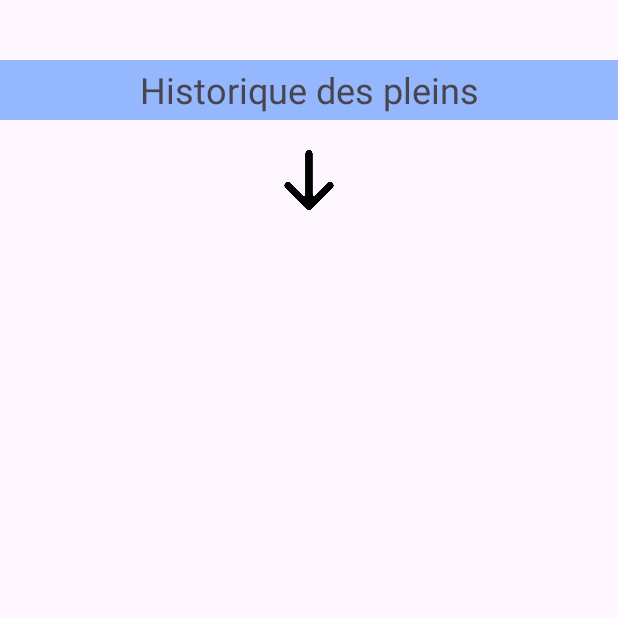
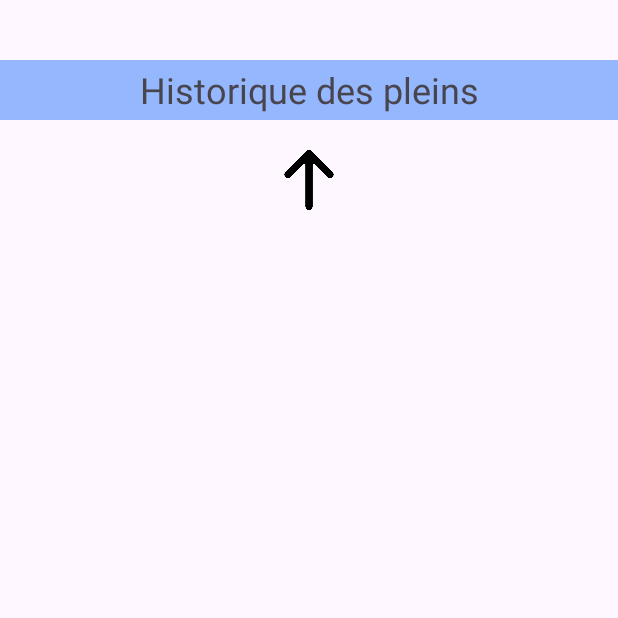
Before and after one commit to Bisouke/appli2, an Android app: the ActivityHistorique2 screen opened directly, with no data from a screen before it, after a tap on an icon or button, on a phone screen of 412 x 824 dp, the top half of it. Run offline under Robolectric (Android 15) with nearby library versions, the light colour scheme and no system bars.

Commit message:
correction flèche de tri historique des pleins

```diff
--- a/app/src/main/java/com/example/appli2/ActivityHistorique2.java
+++ b/app/src/main/java/com/example/appli2/ActivityHistorique2.java
@@ -106,11 +106,11 @@ public class ActivityHistorique2 extends AppCompatActivity {
                 // change background ressrouce
                 if (isSelected)
                 {
-                    toggleButton_tri.setBackgroundResource(R.drawable.up_arrow);
+                    toggleButton_tri.setBackgroundResource(R.drawable.down_arrow);
                 }
                 else
                 {
-                    toggleButton_tri.setBackgroundResource(R.drawable.down_arrow);
+                    toggleButton_tri.setBackgroundResource(R.drawable.up_arrow);
                 }
 
                 // reverse button state for next click
@@ -213,11 +213,11 @@ public class ActivityHistorique2 extends AppCompatActivity {
 
         if (toggleButton_tri.isSelected())
         {
-            gasDataList = gasdataCollec.getAllGasData(GasDataCollection.EARLIEST_TOP);
+            gasDataList = gasdataCollec.getAllGasData(GasDataCollection.OLDEST_TOP);
         }
         else
         {
-            gasDataList = gasdataCollec.getAllGasData(GasDataCollection.OLDEST_TOP);
+            gasDataList = gasdataCollec.getAllGasData(GasDataCollection.EARLIEST_TOP);
         }
 
         // create the inflater
--- a/app/src/main/res/layout/activity_historique2.xml
+++ b/app/src/main/res/layout/activity_historique2.xml
@@ -33,7 +33,7 @@
             android:id="@+id/toggleButton_tri"
             android:layout_width="40sp"
             android:layout_height="40sp"
-            android:background="@drawable/up_arrow"
+            android:background="@drawable/down_arrow"
             android:text=""
             android:textOff=""
             android:textOn="" />
```
